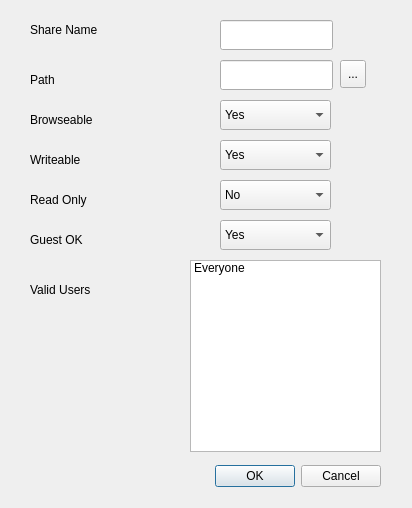
First picture: the form in editshare.ui, repository MX-Linux/mx-samba-config, before the edit.
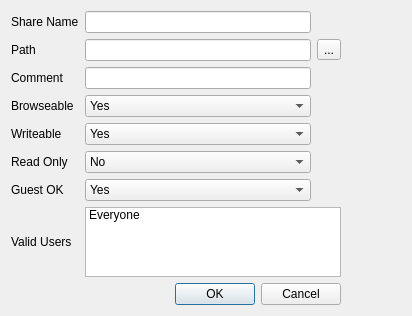
Second picture: the form after the edit.

Commit message: Read and write 'comment' and 'guest_ok' when editing shares

```diff
--- a/editshare.ui
+++ b/editshare.ui
@@ -7,247 +7,174 @@
     <x>0</x>
     <y>0</y>
     <width>412</width>
-    <height>508</height>
+    <height>292</height>
    </rect>
   </property>
   <property name="windowTitle">
    <string>Dialog</string>
   </property>
-  <widget class="QDialogButtonBox" name="buttonBox">
-   <property name="geometry">
-    <rect>
-     <x>40</x>
-     <y>460</y>
-     <width>341</width>
-     <height>32</height>
-    </rect>
-   </property>
-   <property name="orientation">
-    <enum>Qt::Horizontal</enum>
-   </property>
-   <property name="standardButtons">
-    <set>QDialogButtonBox::Cancel|QDialogButtonBox::Ok</set>
-   </property>
-  </widget>
-  <widget class="QLineEdit" name="lineEditShareName">
-   <property name="geometry">
-    <rect>
-     <x>220</x>
-     <y>20</y>
-     <width>113</width>
-     <height>30</height>
-    </rect>
-   </property>
-  </widget>
-  <widget class="QLabel" name="labelShareName">
-   <property name="geometry">
-    <rect>
-     <x>30</x>
-     <y>20</y>
-     <width>111</width>
-     <height>20</height>
-    </rect>
-   </property>
-   <property name="text">
-    <string>Share Name</string>
-   </property>
-  </widget>
-  <widget class="QLabel" name="labelPath">
-   <property name="geometry">
-    <rect>
-     <x>30</x>
-     <y>70</y>
-     <width>63</width>
-     <height>20</height>
-    </rect>
-   </property>
-   <property name="text">
-    <string>Path</string>
-   </property>
-  </widget>
-  <widget class="QLineEdit" name="lineEditSharePath">
-   <property name="geometry">
-    <rect>
-     <x>220</x>
-     <y>60</y>
-     <width>113</width>
-     <height>30</height>
-    </rect>
-   </property>
-  </widget>
-  <widget class="QToolButton" name="toolButtonChooseDirectory">
-   <property name="geometry">
-    <rect>
-     <x>340</x>
-     <y>60</y>
-     <width>26</width>
-     <height>28</height>
-    </rect>
-   </property>
-   <property name="text">
-    <string>...</string>
-   </property>
-  </widget>
-  <widget class="QLabel" name="labelBrowseable">
-   <property name="geometry">
-    <rect>
-     <x>30</x>
-     <y>110</y>
-     <width>91</width>
-     <height>20</height>
-    </rect>
-   </property>
-   <property name="text">
-    <string>Browseable</string>
-   </property>
-  </widget>
-  <widget class="QComboBox" name="comboBoxBrowseable">
-   <property name="geometry">
-    <rect>
-     <x>220</x>
-     <y>100</y>
-     <width>111</width>
-     <height>30</height>
-    </rect>
-   </property>
-   <item>
-    <property name="text">
-     <string>Yes</string>
-    </property>
+  <layout class="QGridLayout" name="gridLayout">
+   <item row="0" column="1">
+    <widget class="QLineEdit" name="textShareName"/>
    </item>
-   <item>
-    <property name="text">
-     <string>No</string>
-    </property>
+   <item row="3" column="0">
+    <widget class="QLabel" name="labelBrowseable">
+     <property name="text">
+      <string>Browseable</string>
+     </property>
+    </widget>
    </item>
-  </widget>
-  <widget class="QComboBox" name="comboBoxWriteable">
-   <property name="geometry">
-    <rect>
-     <x>220</x>
-     <y>140</y>
-     <width>111</width>
-     <height>30</height>
-    </rect>
-   </property>
-   <item>
-    <property name="text">
-     <string>Yes</string>
-    </property>
+   <item row="1" column="0">
+    <widget class="QLabel" name="labelPath">
+     <property name="text">
+      <string>Path</string>
+     </property>
+    </widget>
    </item>
-   <item>
-    <property name="text">
-     <string>No</string>
-    </property>
+   <item row="1" column="3">
+    <spacer name="horizontalSpacer">
+     <property name="orientation">
+      <enum>Qt::Horizontal</enum>
+     </property>
+     <property name="sizeHint" stdset="0">
+      <size>
+       <width>40</width>
+       <height>20</height>
+      </size>
+     </property>
+    </spacer>
    </item>
-  </widget>
-  <widget class="QLabel" name="labelWriteable">
-   <property name="geometry">
-    <rect>
-     <x>30</x>
-     <y>150</y>
-     <width>91</width>
-     <height>20</height>
-    </rect>
-   </property>
-   <property name="text">
-    <string>Writeable</string>
-   </property>
-  </widget>
-  <widget class="QLabel" name="labelReadOnly">
-   <property name="geometry">
-    <rect>
-     <x>30</x>
-     <y>190</y>
-     <width>91</width>
-     <height>20</height>
-    </rect>
-   </property>
-   <property name="text">
-    <string>Read Only</string>
-   </property>
-  </widget>
-  <widget class="QComboBox" name="comboBoxGuestOK_2">
-   <property name="geometry">
-    <rect>
-     <x>220</x>
-     <y>180</y>
-     <width>111</width>
-     <height>30</height>
-    </rect>
-   </property>
-   <item>
-    <property name="text">
-     <string>No</string>
-    </property>
+   <item row="7" column="0">
+    <widget class="QLabel" name="labelValidUsers">
+     <property name="text">
+      <string>Valid Users</string>
+     </property>
+    </widget>
    </item>
-   <item>
-    <property name="text">
-     <string>Yes</string>
-    </property>
+   <item row="5" column="1">
+    <widget class="QComboBox" name="comboReadOnly">
+     <item>
+      <property name="text">
+       <string>No</string>
+      </property>
+     </item>
+     <item>
+      <property name="text">
+       <string>Yes</string>
+      </property>
+     </item>
+    </widget>
    </item>
-  </widget>
-  <widget class="QLabel" name="labelGuestOK">
-   <property name="geometry">
-    <rect>
-     <x>30</x>
-     <y>230</y>
-     <width>91</width>
-     <height>20</height>
-    </rect>
-   </property>
-   <property name="text">
-    <string>Guest OK</string>
-   </property>
-  </widget>
-  <widget class="QComboBox" name="comboBoxGuestOK">
-   <property name="geometry">
-    <rect>
-     <x>220</x>
-     <y>220</y>
-     <width>111</width>
-     <height>30</height>
-    </rect>
-   </property>
-   <item>
-    <property name="text">
-     <string>Yes</string>
-    </property>
+   <item row="8" column="0" colspan="3">
+    <widget class="QDialogButtonBox" name="buttonBox">
+     <property name="orientation">
+      <enum>Qt::Horizontal</enum>
+     </property>
+     <property name="standardButtons">
+      <set>QDialogButtonBox::Cancel|QDialogButtonBox::Ok</set>
+     </property>
+    </widget>
    </item>
-   <item>
-    <property name="text">
-     <string>No</string>
-    </property>
+   <item row="5" column="0">
+    <widget class="QLabel" name="labelReadOnly">
+     <property name="text">
+      <string>Read Only</string>
+     </property>
+    </widget>
    </item>
-  </widget>
-  <widget class="QLabel" name="labelValidUsers">
-   <property name="geometry">
-    <rect>
-     <x>30</x>
-     <y>280</y>
-     <width>91</width>
-     <height>20</height>
-    </rect>
-   </property>
-   <property name="text">
-    <string>Valid Users</string>
-   </property>
-  </widget>
-  <widget class="QListWidget" name="listWidgetValidUsers">
-   <property name="geometry">
-    <rect>
-     <x>190</x>
-     <y>260</y>
-     <width>191</width>
-     <height>192</height>
-    </rect>
-   </property>
-   <item>
-    <property name="text">
-     <string>Everyone</string>
-    </property>
+   <item row="6" column="1">
+    <widget class="QComboBox" name="comboGuestOK">
+     <item>
+      <property name="text">
+       <string>Yes</string>
+      </property>
+     </item>
+     <item>
+      <property name="text">
+       <string>No</string>
+      </property>
+     </item>
+    </widget>
    </item>
-  </widget>
+   <item row="7" column="1" colspan="2">
+    <widget class="QListWidget" name="listWidgetValidUsers">
+     <item>
+      <property name="text">
+       <string>Everyone</string>
+      </property>
+     </item>
+    </widget>
+   </item>
+   <item row="3" column="1">
+    <widget class="QComboBox" name="comboBrowseable">
+     <item>
+      <property name="text">
+       <string>Yes</string>
+      </property>
+     </item>
+     <item>
+      <property name="text">
+       <string>No</string>
+      </property>
+     </item>
+    </widget>
+   </item>
+   <item row="4" column="1">
+    <widget class="QComboBox" name="comboWriteable">
+     <item>
+      <property name="text">
+       <string>Yes</string>
+      </property>
+     </item>
+     <item>
+      <property name="text">
+       <string>No</string>
+      </property>
+     </item>
+    </widget>
+   </item>
+   <item row="0" column="0">
+    <widget class="QLabel" name="labelShareName">
+     <property name="text">
+      <string>Share Name</string>
+     </property>
+    </widget>
+   </item>
+   <item row="1" column="1">
+    <widget class="QLineEdit" name="textSharePath"/>
+   </item>
+   <item row="1" column="2">
+    <widget class="QToolButton" name="pushChooseDirectory">
+     <property name="text">
+      <string>...</string>
+     </property>
+    </widget>
+   </item>
+   <item row="6" column="0">
+    <widget class="QLabel" name="labelGuestOK">
+     <property name="text">
+      <string>Guest OK</string>
+     </property>
+    </widget>
+   </item>
+   <item row="4" column="0">
+    <widget class="QLabel" name="labelWriteable">
+     <property name="text">
+      <string>Writeable</string>
+     </property>
+    </widget>
+   </item>
+   <item row="2" column="0">
+    <widget class="QLabel" name="labelComment">
+     <property name="text">
+      <string>Comment</string>
+     </property>
+    </widget>
+   </item>
+   <item row="2" column="1">
+    <widget class="QLineEdit" name="textComment"/>
+   </item>
+  </layout>
  </widget>
  <resources/>
  <connections>
```
Left out of the diff: 15 changed lines with no effect on the pictures. The commit also changes 5 other files.
